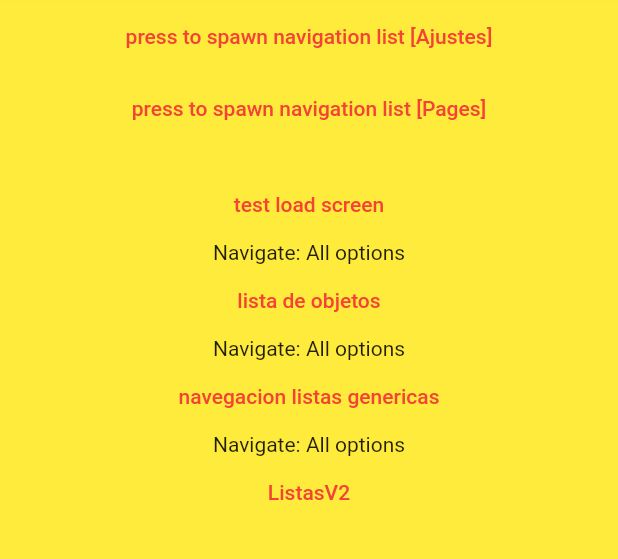
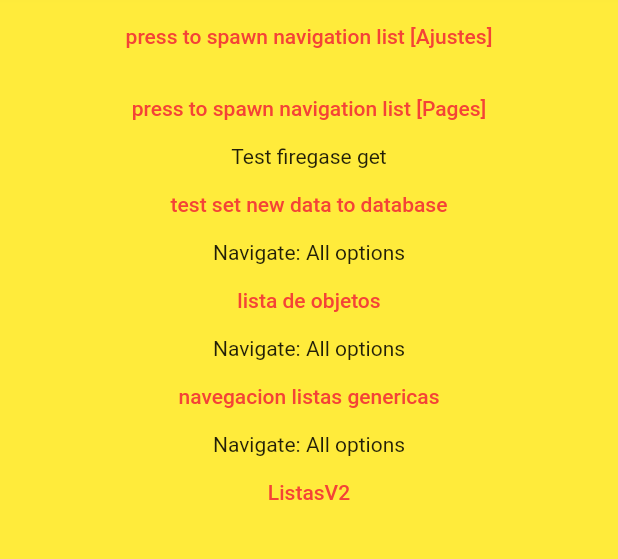
Before and after one commit to PolGarciaBlanch/star_fighter, a Flutter app: the screen it shows after launch, on a phone screen of 412 x 824 dp, the part 108-667 px from its top. Run offline on Flutter 3.47's test engine with Material 2 defaults, Android fonts, the phone set to English and light mode, and no system bars; our stand-ins replace firebase_auth, firebase_core, firebase_database; accounts and stored records are empty.

```diff
--- a/lib/Pantallas/pant_developer_test.dart
+++ b/lib/Pantallas/pant_developer_test.dart
@@ -1,5 +1,7 @@
+import 'package:firebase_core/firebase_core.dart';
 import 'package:flutter/cupertino.dart';
 import 'package:flutter/material.dart';
+import 'package:star_fighter/control/firabase_data.dart';
 import 'package:star_fighter/obj/card_builder.dart';
 import 'package:star_fighter/obj/dialog_lists.dart';
 import 'package:star_fighter/obj/nav_opt.dart';
@@ -22,6 +24,7 @@
   CardBuilder cBuilder = new CardBuilder();
   List<NavOpt> navOpt = listNavOpt;
   List<NavOpt> item = [];
+  CustomData FirebaseIOLib = CustomData(app: Firebase.app());
 
   @override
   Widget build(BuildContext context) {
@@ -55,8 +58,12 @@
                           dList.navigate, cBuilder.TextCard);
                     },
                     child: Text("press to spawn navigation list [Pages]")),
-                Text(""),
-                TextButton(onPressed: () {}, child: Text("test load screen")),
+                Text("Test firegase get"),
+                TextButton(
+                    onPressed: () {
+                      FirebaseIOLib.testSet();
+                    },
+                    child: Text("test set new data to database")),
                 Text("Navigate: All options"),
                 TextButton(onPressed: () {}, child: Text("lista de objetos")),
                 Text("Navigate: All options"),
--- a/lib/control/firabase_data.dart
+++ b/lib/control/firabase_data.dart
@@ -1 +1,27 @@
-class FireQuery {}
+import 'package:firebase_core/firebase_core.dart';
+import 'package:firebase_core/firebase_core.dart';
+import 'package:firebase_database/firebase_database.dart';
+import 'package:flutter/cupertino.dart';
+
+class CustomData {
+  CustomData({required this.app});
+  final FirebaseApp app;
+  final referenceDatabase = FirebaseDatabase.instance;
+
+  Test() {
+    final ref = referenceDatabase.ref();
+  }
+
+  testSet() {
+    final ref = referenceDatabase.ref();
+    ref.child('shop').push().child('mods').set("test").asStream();
+  }
+
+  //read
+
+}
+
+
+  //write
+
+  //lists
--- /dev/null
+++ b/lib/control/image_api.dart
@@ -0,0 +1,4 @@
+class ImageApi {
+//final Cloudinary cloudinary = Cloudinary()
+
+}
--- a/lib/main.dart
+++ b/lib/main.dart
@@ -12,10 +12,12 @@
 import 'Pantallas/pantalla_qr.dart';
 import 'Pantallas/pantalla_scanqr.dart';
 import 'Pantallas/pantalla_testeo.dart';
+import 'control/firabase_data.dart';
 
 Future<void> main() async {
   WidgetsFlutterBinding.ensureInitialized();
   await Firebase.initializeApp();
+
   runApp(const MyApp());
 }
 
@@ -30,9 +32,8 @@
       'Meteorites and proyectiles ignore shields',
       'Shield tecnology protects from plasma'
     ];
+    //CustomData FirebaseIOLib = CustomData(app: Firebase.app());
 
-    List<String> menuText = ["Perfil"];
-    List<String> menuNavigator = ["pantalla_perfil"];
     AssetImage imgLogo = const AssetImage('assets/img/AppLogo.png');
     AssetImage imgBackground = const AssetImage('assets/img/backGround.jpg');
     AssetImage imgShip = const AssetImage('assets/img/xWing.png');
--- a/pubspec.yaml
+++ b/pubspec.yaml
@@ -33,7 +33,10 @@
   firebase_auth:
   cloud_firestore:
   firebase_database:
+  firebase_core:
   firebase_database_web:
+  cloudinary_sdk: ^1.0.0+1
+
 
 
   #qr_flutter:
```
Also changed, not shown: pubspec.lock.
